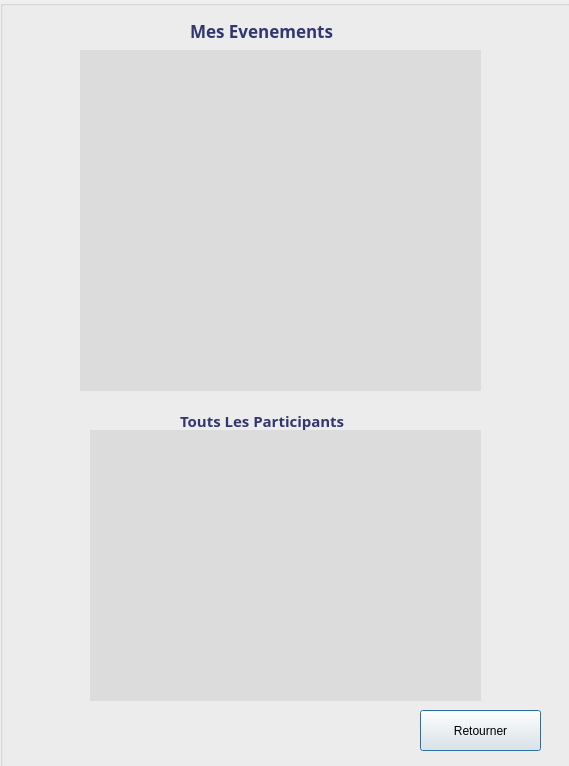
The window that TvEase6/TvEase/mesevents.ui (AzizMtg/TvEase--QTCompanyManager_Desktop_App) describes before a commit, drawn with Qt 5.
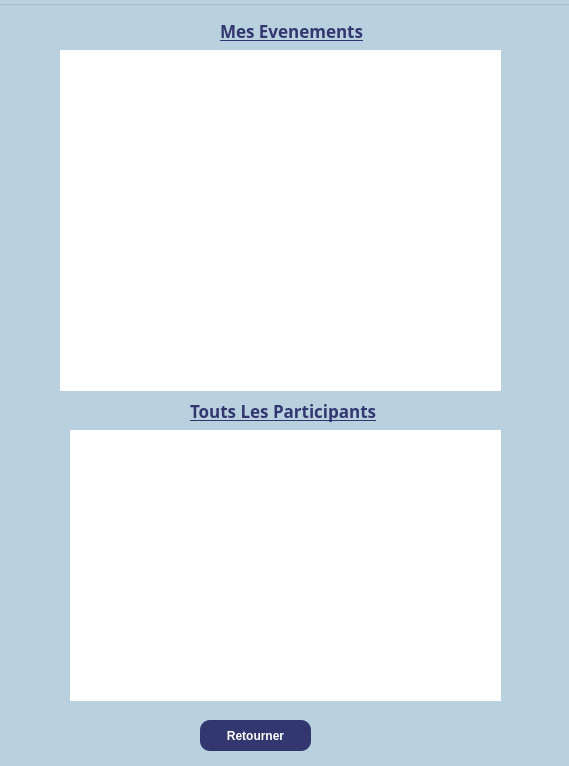
The same window after the commit. Icons and pictures are not drawn.

The edit to the form file:
```diff
--- a/TvEase6/TvEase/mesevents.ui
+++ b/TvEase6/TvEase/mesevents.ui
@@ -16,14 +16,16 @@
   <widget class="QGroupBox" name="groupBox">
    <property name="geometry">
     <rect>
-     <x>0</x>
+     <x>-20</x>
      <y>0</y>
-     <width>571</width>
+     <width>641</width>
      <height>781</height>
     </rect>
    </property>
    <property name="styleSheet">
-    <string notr="true">background-image: url(:/img/images/GettyImages-530686103-56a2b3775f9b58b7d0cd87d9.jpg);</string>
+    <string notr="true">/*background-image: url(:/img/images/background.jpg);*/
+background-color : #BBD2E1 ; 
+</string>
    </property>
    <property name="title">
     <string/>
@@ -33,15 +35,16 @@
      <rect>
       <x>80</x>
       <y>50</y>
-      <width>401</width>
+      <width>441</width>
       <height>341</height>
      </rect>
     </property>
     <property name="styleSheet">
      <string notr="true">border : none ;
-background-color: rgb(220, 220, 220);
+background-color: white ;
 color : #333770 ;
 background-image : url();
+
     
 </string>
     </property>
@@ -51,13 +54,13 @@
      <rect>
       <x>90</x>
       <y>430</y>
-      <width>391</width>
+      <width>431</width>
       <height>271</height>
      </rect>
     </property>
     <property name="styleSheet">
      <string notr="true">border : none ;
-background-color: rgb(220, 220, 220);
+background-color: white ;
 color : #333770 ;
 background-image : url();
     
@@ -67,12 +70,37 @@
    <widget class="QPushButton" name="retourner">
     <property name="geometry">
      <rect>
-      <x>420</x>
-      <y>710</y>
-      <width>121</width>
-      <height>41</height>
+      <x>220</x>
+      <y>720</y>
+      <width>111</width>
+      <height>31</height>
      </rect>
     </property>
+    <property name="font">
+     <font>
+      <weight>75</weight>
+      <bold>true</bold>
+     </font>
+    </property>
+    <property name="cursor">
+     <cursorShape>PointingHandCursor</cursorShape>
+    </property>
+    <property name="styleSheet">
+     <string notr="true">#retourner
+{
+border-radius : 10px ;
+color : white ; 
+padding:10px ;
+border:none ; 
+background-color:#333770;
+color : white ; 
+}
+
+#retourner:hover
+{
+background-color:  ;
+}</string>
+    </property>
     <property name="text">
      <string>Retourner</string>
     </property>
@@ -80,9 +108,9 @@
    <widget class="QLabel" name="label">
     <property name="geometry">
      <rect>
-      <x>190</x>
+      <x>240</x>
       <y>10</y>
-      <width>271</width>
+      <width>171</width>
       <height>41</height>
      </rect>
     </property>
@@ -92,6 +120,7 @@
       <pointsize>13</pointsize>
       <weight>75</weight>
       <bold>true</bold>
+      <underline>true</underline>
      </font>
     </property>
     <property name="styleSheet">
@@ -109,18 +138,19 @@
    <widget class="QLabel" name="label_2">
     <property name="geometry">
      <rect>
-      <x>180</x>
-      <y>410</y>
-      <width>221</width>
-      <height>21</height>
+      <x>210</x>
+      <y>390</y>
+      <width>271</width>
+      <height>41</height>
      </rect>
     </property>
     <property name="font">
      <font>
       <family>Neue Haas Grotesk Text Pro Ligh</family>
-      <pointsize>11</pointsize>
+      <pointsize>13</pointsize>
       <weight>75</weight>
       <bold>true</bold>
+      <underline>true</underline>
      </font>
     </property>
     <property name="styleSheet">
```
Left out of the diff: 10 changed lines with no effect on the pictures.
